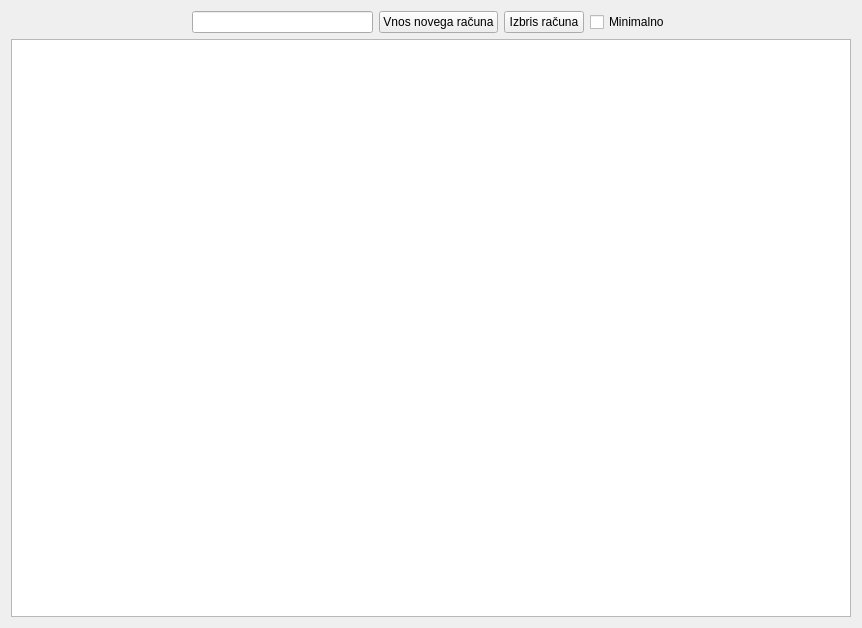
Qt form wid_racuni.ui (bubi-luka/BubiRacun) before a commit.
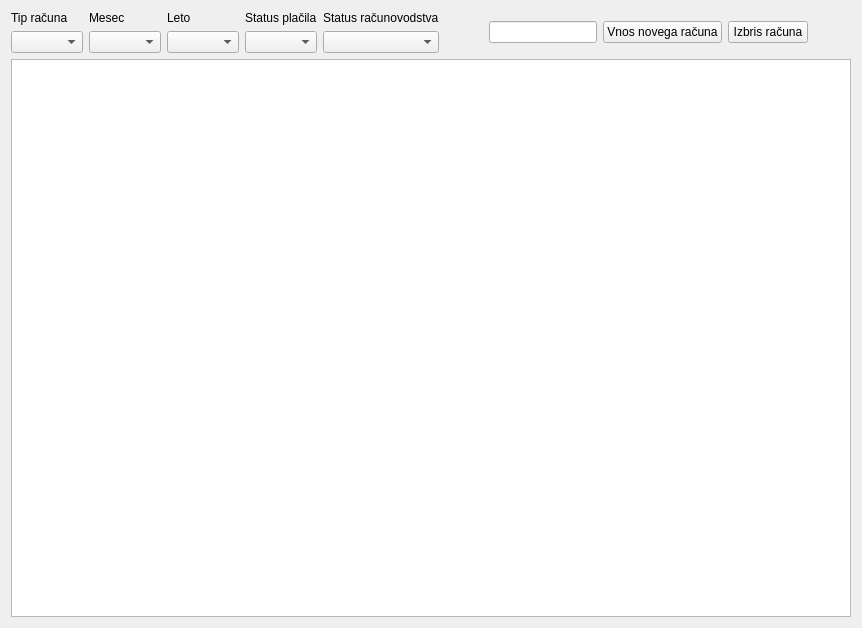
The same form after that commit.

```diff
--- a/wid_racuni.ui
+++ b/wid_racuni.ui
@@ -16,9 +16,63 @@
   <property name="windowTitle">
    <string>Form</string>
   </property>
-  <layout class="QGridLayout" name="gridLayout">
-   <item row="0" column="0">
+  <layout class="QVBoxLayout" name="verticalLayout">
+   <item>
     <layout class="QHBoxLayout" name="horizontalLayout">
+     <item>
+      <layout class="QGridLayout" name="gridLayout">
+       <item row="0" column="1">
+        <widget class="QLabel" name="label_2">
+         <property name="text">
+          <string>Mesec</string>
+         </property>
+        </widget>
+       </item>
+       <item row="0" column="2">
+        <widget class="QLabel" name="label_3">
+         <property name="text">
+          <string>Leto</string>
+         </property>
+        </widget>
+       </item>
+       <item row="1" column="1">
+        <widget class="QComboBox" name="cb_mesec"/>
+       </item>
+       <item row="0" column="4">
+        <widget class="QLabel" name="label_4">
+         <property name="text">
+          <string>Status računovodstva</string>
+         </property>
+        </widget>
+       </item>
+       <item row="1" column="4">
+        <widget class="QComboBox" name="cb_racunovodstvo"/>
+       </item>
+       <item row="0" column="0">
+        <widget class="QLabel" name="label">
+         <property name="text">
+          <string>Tip računa</string>
+         </property>
+        </widget>
+       </item>
+       <item row="1" column="2">
+        <widget class="QComboBox" name="cb_leto"/>
+       </item>
+       <item row="0" column="3">
+        <widget class="QLabel" name="label_5">
+         <property name="text">
+          <string>Status plačila</string>
+         </property>
+        </widget>
+       </item>
+       <item row="1" column="0">
+        <widget class="QComboBox" name="cb_racun"/>
+       </item>
+       <item row="1" column="3">
+        <widget class="QComboBox" name="cb_placilo"/>
+       </item>
+      </layout>
+     </item>
      <item>
       <spacer name="horizontalSpacer">
        <property name="orientation">
@@ -49,13 +103,6 @@
        </property>
       </widget>
      </item>
-     <item>
-      <widget class="QCheckBox" name="btn_min">
-       <property name="text">
-        <string>Minimalno</string>
-       </property>
-      </widget>
-     </item>
      <item>
       <spacer name="horizontalSpacer_2">
        <property name="orientation">
@@ -71,7 +118,7 @@
      </item>
     </layout>
    </item>
-   <item row="1" column="0">
+   <item>
     <widget class="QTableWidget" name="tbl_racuni">
      <property name="editTriggers">
       <set>QAbstractItemView::NoEditTriggers</set>
```
